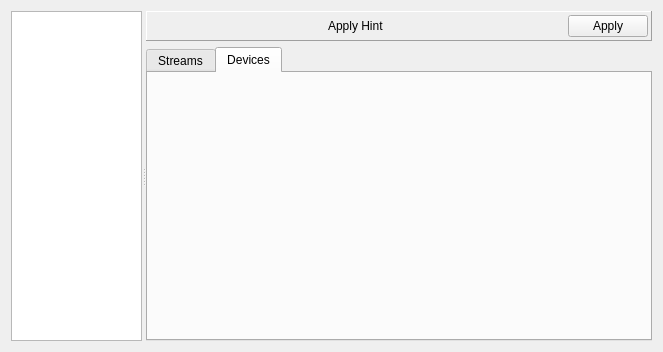
Qt form client/streamswidget.ui (pstavirs/ostinato) before a commit.
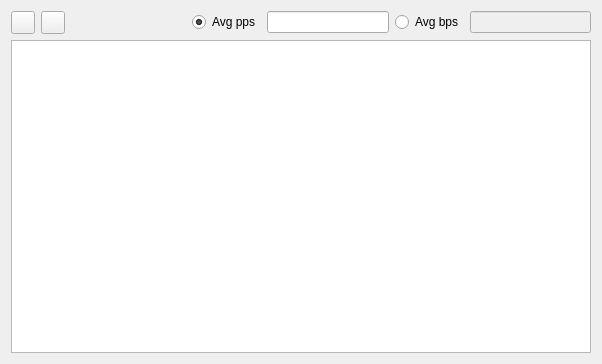
The same form after that commit. The open tabs and pages were chosen to show the change. Icons and pictures are not drawn. Custom widgets are drawn as their Qt base class.

Commit message:
Extract streamswidget.ui out of portswindow.ui
Only UI extraction is done. PortsWindow is still a combined class that
will be separated in the subsequent commit(s).

Although this commit builds successfully, but the stream actions don't
work because the stream widget's signals are not connected to port
window's slots

Patch:
```diff
--- a/client/streamswidget.ui
+++ b/client/streamswidget.ui
@@ -6,213 +6,15 @@
    <rect>
     <x>0</x>
     <y>0</y>
-    <width>663</width>
-    <height>352</height>
+    <width>602</width>
+    <height>364</height>
    </rect>
   </property>
   <property name="windowTitle">
    <string>Form</string>
   </property>
-  <layout class="QGridLayout">
-   <item row="0" column="0">
-    <widget class="QSplitter" name="splitter">
-     <property name="orientation">
-      <enum>Qt::Horizontal</enum>
-     </property>
-     <property name="childrenCollapsible">
-      <bool>false</bool>
-     </property>
-     <widget class="XTreeView" name="tvPortList">
-      <property name="sizePolicy">
-       <sizepolicy hsizetype="Expanding" vsizetype="Expanding">
-        <horstretch>1</horstretch>
-        <verstretch>0</verstretch>
-       </sizepolicy>
-      </property>
-      <property name="contextMenuPolicy">
-       <enum>Qt::ActionsContextMenu</enum>
-      </property>
-      <property name="selectionMode">
-       <enum>QAbstractItemView::SingleSelection</enum>
-      </property>
-     </widget>
-     <widget class="QStackedWidget" name="swDetail">
-      <property name="sizePolicy">
-       <sizepolicy hsizetype="Preferred" vsizetype="Preferred">
-        <horstretch>2</horstretch>
-        <verstretch>0</verstretch>
-       </sizepolicy>
-      </property>
-      <property name="currentIndex">
-       <number>2</number>
-      </property>
-      <widget class="QWidget" name="blankPage">
        <layout class="QVBoxLayout" name="verticalLayout">
         <item>
-         <widget class="QLabel" name="label">
-          <property name="text">
-           <string>&lt;p&gt;&lt;b&gt;Welcome to Ostinato!&lt;/b&gt;&lt;/p&gt;
-&lt;p&gt;The port list on the left contains all the ports on which you can transmit packets.&lt;/p&gt;
-&lt;p&gt;Ports belong to a port group. Make sure the Port Group has a &lt;img src=&quot;:/icons/bullet_green.png&quot;/&gt; next to it, then double click the port group to show or hide the ports in the port group.&lt;/p&gt;
-&lt;p&gt;To generate packets, you need to create and configure packet streams. A stream is a sequence of one or more packets.&lt;/p&gt;
-&lt;p&gt;To create a stream, select the port on which you want to send packets.&lt;/p&gt;
-&lt;hr/&gt;
-&lt;p&gt;Don't see the port that you want (or any ports at all) inside the port group? &lt;a href=&quot;https://jump.ostinato.org/noports&quot;&gt;Get Help!&lt;/a&gt;&lt;/p&gt;</string>
-          </property>
-          <property name="alignment">
-           <set>Qt::AlignLeading|Qt::AlignLeft|Qt::AlignTop</set>
-          </property>
-          <property name="wordWrap">
-           <bool>true</bool>
-          </property>
-          <property name="openExternalLinks">
-           <bool>true</bool>
-          </property>
-         </widget>
-        </item>
-        <item>
-         <spacer name="verticalSpacer">
-          <property name="orientation">
-           <enum>Qt::Vertical</enum>
-          </property>
-          <property name="sizeHint" stdset="0">
-           <size>
-            <width>20</width>
-            <height>40</height>
-           </size>
-          </property>
-         </spacer>
-        </item>
-       </layout>
-      </widget>
-      <widget class="QWidget" name="portGroupDetail">
-       <layout class="QVBoxLayout" name="verticalLayout_2">
-        <item>
-         <widget class="QLabel" name="label_5">
-          <property name="text">
-           <string>&lt;p&gt;You have selected a port group in the port list on the left.&lt;/p&gt;
-&lt;p&gt;You can transmit packets on any of the ports within the port group.&lt;/p&gt;
-&lt;p&gt;Make sure the port group has a &lt;img src=&quot;:/icons/bullet_green.png&quot;/&gt; next to it and then double click the port group to show or hide the ports in the port group.&lt;/p&gt;
-&lt;p&gt;To generate packets, you need to create and configure packet streams. A stream is a sequence of one or more packets.&lt;/p&gt;
-&lt;p&gt;To create a stream, select the port on which you want to send packets. &lt;/p&gt;
-&lt;hr/&gt;
-&lt;p&gt;Don't see the port that you want (or any ports at all) inside the port group? &lt;a href=&quot;https://jump.ostinato.org/noports&quot;&gt;Get Help!&lt;/a&gt;&lt;/p&gt;</string>
-          </property>
-          <property name="alignment">
-           <set>Qt::AlignLeading|Qt::AlignLeft|Qt::AlignTop</set>
-          </property>
-          <property name="wordWrap">
-           <bool>true</bool>
-          </property>
-          <property name="openExternalLinks">
-           <bool>true</bool>
-          </property>
-         </widget>
-        </item>
-        <item>
-         <spacer name="verticalSpacer_2">
-          <property name="orientation">
-           <enum>Qt::Vertical</enum>
-          </property>
-          <property name="sizeHint" stdset="0">
-           <size>
-            <width>20</width>
-            <height>177</height>
-           </size>
-          </property>
-         </spacer>
-        </item>
-       </layout>
-      </widget>
-      <widget class="QWidget" name="portDetail">
-       <layout class="QVBoxLayout">
-        <property name="leftMargin">
-         <number>0</number>
-        </property>
-        <property name="topMargin">
-         <number>0</number>
-        </property>
-        <property name="rightMargin">
-         <number>0</number>
-        </property>
-        <property name="bottomMargin">
-         <number>0</number>
-        </property>
-        <item>
-         <widget class="QFrame" name="frame">
-          <property name="frameShape">
-           <enum>QFrame::Panel</enum>
-          </property>
-          <property name="frameShadow">
-           <enum>QFrame::Raised</enum>
-          </property>
-          <layout class="QHBoxLayout">
-           <property name="leftMargin">
-            <number>3</number>
-           </property>
-           <property name="topMargin">
-            <number>3</number>
-           </property>
-           <property name="rightMargin">
-            <number>3</number>
-           </property>
-           <property name="bottomMargin">
-            <number>3</number>
-           </property>
-           <item>
-            <spacer>
-             <property name="orientation">
-              <enum>Qt::Horizontal</enum>
-             </property>
-             <property name="sizeHint" stdset="0">
-              <size>
-               <width>40</width>
-               <height>20</height>
-              </size>
-             </property>
-            </spacer>
-           </item>
-           <item>
-            <widget class="QLabel" name="applyHint">
-             <property name="text">
-              <string>Apply Hint</string>
-             </property>
-            </widget>
-           </item>
-           <item>
-            <spacer name="horizontalSpacer">
-             <property name="orientation">
-              <enum>Qt::Horizontal</enum>
-             </property>
-             <property name="sizeHint" stdset="0">
-              <size>
-               <width>40</width>
-               <height>20</height>
-              </size>
-             </property>
-            </spacer>
-           </item>
-           <item>
-            <widget class="QPushButton" name="pbApply">
-             <property name="text">
-              <string>Apply</string>
-             </property>
-            </widget>
-           </item>
-          </layout>
-         </widget>
-        </item>
-        <item>
-         <widget class="QTabWidget" name="portConfig">
-          <property name="currentIndex">
-           <number>0</number>
-          </property>
-          <widget class="QWidget" name="streamsTab">
-           <attribute name="title">
-            <string>Streams</string>
-           </attribute>
-           <layout class="QVBoxLayout">
-            <item>
              <layout class="QHBoxLayout">
               <item>
                <widget class="QToolButton" name="startTx">
@@ -323,61 +125,6 @@
              </widget>
             </item>
            </layout>
-          </widget>
-          <widget class="QWidget" name="devicesTab">
-           <attribute name="title">
-            <string>Devices</string>
-           </attribute>
-           <layout class="QVBoxLayout">
-            <item>
-             <widget class="DevicesWidget" name="devicesWidget" native="true"/>
-            </item>
-           </layout>
-          </widget>
-         </widget>
-        </item>
-       </layout>
-      </widget>
-     </widget>
-    </widget>
-   </item>
-  </layout>
-  <action name="actionNew_Port_Group">
-   <property name="icon">
-    <iconset resource="ostinato.qrc">
-     <normaloff>:/icons/portgroup_add.png</normaloff>:/icons/portgroup_add.png</iconset>
-   </property>
-   <property name="text">
-    <string>New Port Group</string>
-   </property>
-  </action>
-  <action name="actionDelete_Port_Group">
-   <property name="icon">
-    <iconset resource="ostinato.qrc">
-     <normaloff>:/icons/portgroup_delete.png</normaloff>:/icons/portgroup_delete.png</iconset>
-   </property>
-   <property name="text">
-    <string>Delete Port Group</string>
-   </property>
-  </action>
-  <action name="actionConnect_Port_Group">
-   <property name="icon">
-    <iconset resource="ostinato.qrc">
-     <normaloff>:/icons/portgroup_connect.png</normaloff>:/icons/portgroup_connect.png</iconset>
-   </property>
-   <property name="text">
-    <string>Connect Port Group</string>
-   </property>
-  </action>
-  <action name="actionDisconnect_Port_Group">
-   <property name="icon">
-    <iconset resource="ostinato.qrc">
-     <normaloff>:/icons/portgroup_disconnect.png</normaloff>:/icons/portgroup_disconnect.png</iconset>
-   </property>
-   <property name="text">
-    <string>Disconnect Port Group</string>
-   </property>
-  </action>
   <action name="actionNew_Stream">
    <property name="icon">
     <iconset resource="ostinato.qrc">
@@ -439,17 +186,6 @@
   </action>
  </widget>
  <customwidgets>
-  <customwidget>
-   <class>DevicesWidget</class>
-   <extends>QWidget</extends>
-   <header>deviceswidget.h</header>
-   <container>1</container>
-  </customwidget>
-  <customwidget>
-   <class>XTreeView</class>
-   <extends>QTreeView</extends>
-   <header>xtreeview.h</header>
-  </customwidget>
   <customwidget>
    <class>XTableView</class>
    <extends>QTableView</extends>
```
Left out of the diff: 17 changed lines with no effect on the pictures. Lines whose indentation alone changed are shown as unchanged. The commit also changes 4 other files.
